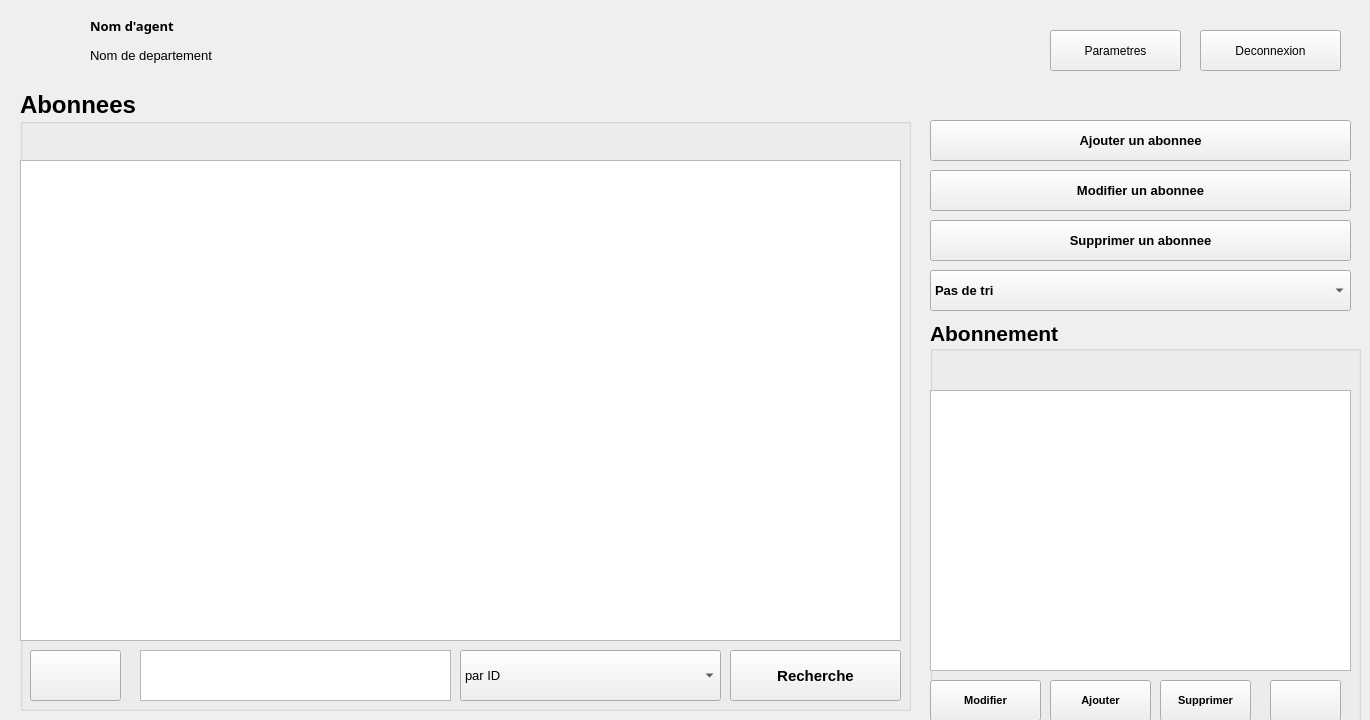
First picture: the form in b_fast_ahmed/b-fast/mainwindow.ui, repository ahmed-debbech/b_fast, before the edit.
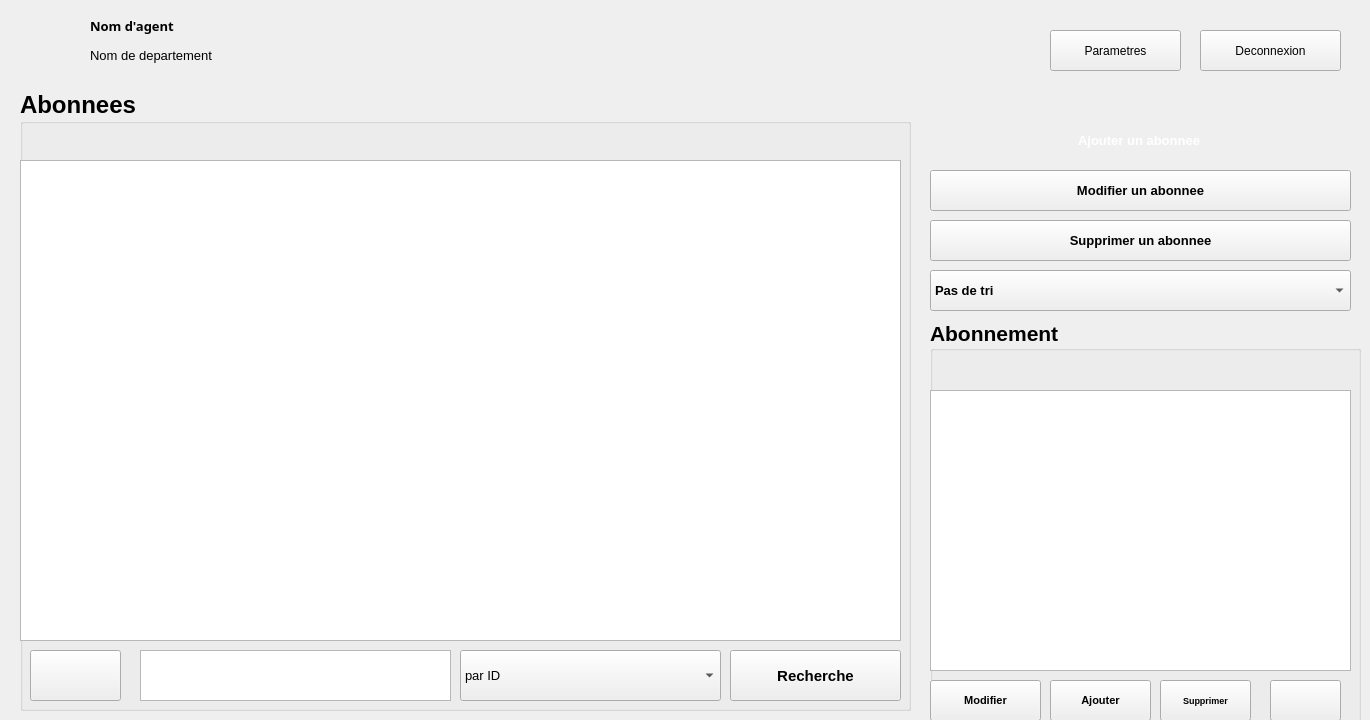
Second picture: the form after the edit. Icons and pictures are not drawn.

```diff
--- a/b_fast_ahmed/b-fast/mainwindow.ui
+++ b/b_fast_ahmed/b-fast/mainwindow.ui
@@ -13,6 +13,11 @@
   <property name="windowTitle">
    <string>MainWindow</string>
   </property>
+  <property name="styleSheet">
+   <string notr="true">MainWindow{
+background-image: url(:/imgss/imgs/graph.png);
+}</string>
+  </property>
   <widget class="QWidget" name="centralwidget">
    <widget class="QLabel" name="label_4">
     <property name="geometry">
@@ -176,7 +181,7 @@
          </property>
          <property name="font">
           <font>
-           <pointsize>8</pointsize>
+           <pointsize>7</pointsize>
            <weight>75</weight>
            <bold>true</bold>
           </font>
@@ -811,7 +816,7 @@
        <rect>
         <x>930</x>
         <y>40</y>
-        <width>421</width>
+        <width>418</width>
         <height>41</height>
        </rect>
       </property>
@@ -822,6 +827,16 @@
         <bold>true</bold>
        </font>
       </property>
+      <property name="styleSheet">
+       <string notr="true">#pushButton_3{
+background-color: transparent;
+background-image: url(:/imgss/imgs/but.png);
+border: none;
+color:white;
+background-repeat: none;
+}
+</string>
+      </property>
       <property name="text">
        <string>Ajouter un abonnee</string>
       </property>
```
